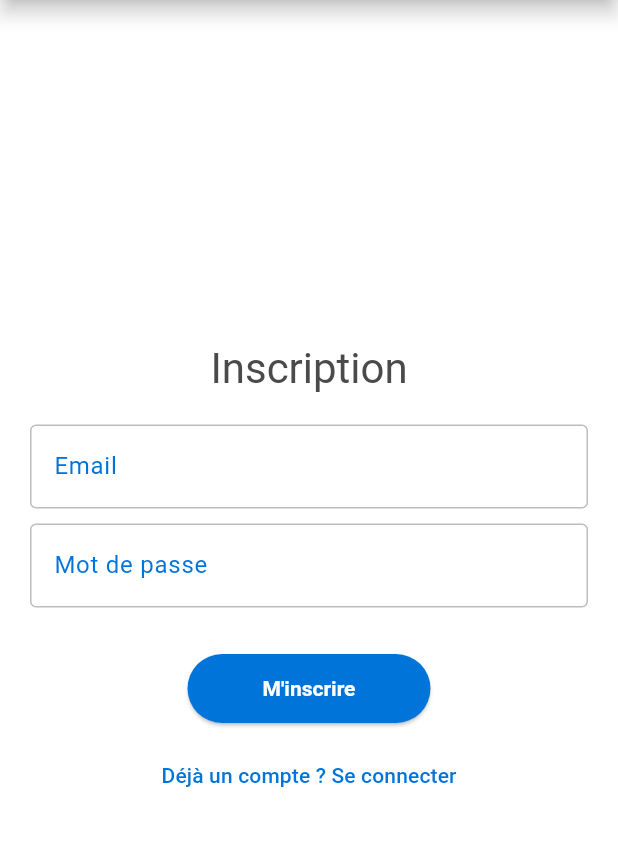
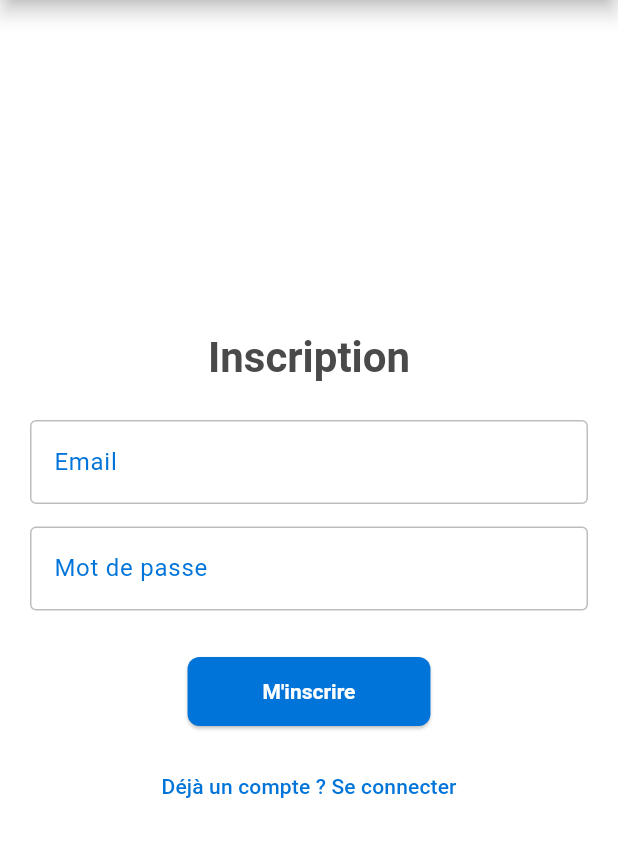
Before and after one commit to LeoLChalot/flutter-simpsons-park, a Flutter app: the AccessFormPage screen opened by its route, after a tap on "Pas encore de compte ? M'inscrire", on a phone screen of 412 x 824 dp, the part 84-941 px from its top. Run offline on Flutter 3.47's test engine with Material 3 defaults, Android fonts, the phone set to English and light mode, and no system bars; our stand-ins replace cloud_firestore, firebase_auth, firebase_core; accounts and stored records are empty; network calls fail.

Commit message:
improve Forms UI - Update pubspeck.yaml

```diff
--- a/lib/pages/access_form_page.dart
+++ b/lib/pages/access_form_page.dart
@@ -15,19 +15,16 @@ class AccessFormPage extends StatefulWidget {
 
 class _AccessFormPageState extends State<AccessFormPage> {
   bool _showLoginForm = true;
-  late String _title;
 
 
     void _toggleFormType() {
     setState(() {
       _showLoginForm = !_showLoginForm;
-      _title = _showLoginForm ? 'Page de Connexion' : 'Page d\'Inscription';
     });
   }
 
   @override
   void initState() {
-    _title = 'Page de Connexion';
     super.initState();
   }
 
--- a/lib/widgets/login_form_widget.dart
+++ b/lib/widgets/login_form_widget.dart
@@ -33,8 +33,8 @@ class _LoginFormState extends State<LoginForm> {
     });
 
     try {
-      final UserCredential userCredential =
-      await FirebaseAuth.instance.signInWithEmailAndPassword(
+      final UserCredential userCredential = await FirebaseAuth.instance
+          .signInWithEmailAndPassword(
             email: _emailController.text.trim(),
             password: _passwordController.text,
           );
@@ -49,12 +49,15 @@ class _LoginFormState extends State<LoginForm> {
         }
         ScaffoldMessenger.of(context).showSnackBar(
           SnackBar(
-            content:
-            Text('Connecté en tant que : ${user.email} (ID: ${user.uid})'),
+            content: Text(
+              'Connecté en tant que : ${user.email} (ID: ${user.uid})',
+            ),
             backgroundColor: Colors.green,
           ),
         );
-        Navigator.of(context).pushNamedAndRemoveUntil(Routes.home, (route) => false);
+        Navigator.of(
+          context,
+        ).pushNamedAndRemoveUntil(Routes.home, (route) => false);
       }
     } on FirebaseAuthException catch (e) {
       if (!mounted) return;
@@ -83,7 +86,9 @@ class _LoginFormState extends State<LoginForm> {
       ScaffoldMessenger.of(context).showSnackBar(
         SnackBar(
           content: const Text('Une erreur inattendue est survenue.'),
-          backgroundColor: simpsonsTheme.colorScheme.error, // Utilise la couleur d'erreur du thème
+          backgroundColor: simpsonsTheme
+              .colorScheme
+              .error, // Utilise la couleur d'erreur du thème
         ),
       );
     } finally {
@@ -97,8 +102,8 @@ class _LoginFormState extends State<LoginForm> {
 
   @override
   Widget build(BuildContext context) {
-    final theme = Theme.of(context); // Récupère le thème actuel
-    final colorScheme = theme.colorScheme; // Accès direct au ColorScheme
+    final theme = Theme.of(context);
+    final colorScheme = theme.colorScheme;
 
     return Padding(
       padding: const EdgeInsets.all(20.0),
@@ -145,7 +150,7 @@ class _LoginFormState extends State<LoginForm> {
               foregroundColor: colorScheme.onSecondary,
               shape: RoundedRectangleBorder(
                 borderRadius: BorderRadius.circular(8.0),
-                )
+              ),
             ),
             child: _isLoading
                 ? SizedBox(
@@ -153,7 +158,9 @@ class _LoginFormState extends State<LoginForm> {
                     height: 20,
                     child: CircularProgressIndicator(
                       strokeWidth: 2,
-                valueColor: AlwaysStoppedAnimation<Color>(colorScheme.onSecondary),
+                      valueColor: AlwaysStoppedAnimation<Color>(
+                        colorScheme.onSecondary,
+                      ),
                     ),
                   )
                 : const Text('Se connecter'),
@@ -161,9 +168,7 @@ class _LoginFormState extends State<LoginForm> {
           const SizedBox(height: 15),
           TextButton(
             onPressed: widget.onSwitchToRegister,
-            style: TextButton.styleFrom(
-              foregroundColor: colorScheme.secondary,
-            ),
+            style: TextButton.styleFrom(foregroundColor: colorScheme.secondary),
             child: const Text("Pas encore de compte ? M'inscrire"),
           ),
         ],
--- a/lib/widgets/register_form_widget.dart
+++ b/lib/widgets/register_form_widget.dart
@@ -73,8 +73,6 @@ class _RegisterFormState extends State<RegisterForm> {
       if (kDebugMode) {
         print(e);
       }
-
-
     } finally {
       if (mounted) {
         setState(() {
@@ -86,6 +84,8 @@ class _RegisterFormState extends State<RegisterForm> {
 
   @override
   Widget build(BuildContext context) {
+    final theme = Theme.of(context);
+    final colorScheme = theme.colorScheme;
     return Padding(
       padding: const EdgeInsets.all(20.0),
       child: Column(
@@ -93,46 +93,63 @@ class _RegisterFormState extends State<RegisterForm> {
         children: <Widget>[
           Text(
             'Inscription',
-            style: Theme.of(context).textTheme.headlineMedium,
+            style: theme.textTheme.headlineMedium?.copyWith(
+              fontWeight: FontWeight.bold,
+              color: colorScheme.onSurface,
+            ),
           ),
-          const SizedBox(height: 20),
+          const SizedBox(height: 24),
           TextField(
             controller: _emailController,
-            decoration: const InputDecoration(
+            decoration: InputDecoration(
               labelText: 'Email',
-              border: OutlineInputBorder(),
+              border: OutlineInputBorder(
+                borderRadius: BorderRadius.circular(8.0),
+              ),
             ),
             keyboardType: TextInputType.emailAddress,
+            style: TextStyle(color: colorScheme.onSurface),
           ),
-          const SizedBox(height: 10),
+          const SizedBox(height: 15),
           TextField(
             controller: _passwordController,
-            decoration: const InputDecoration(
+            decoration: InputDecoration(
               labelText: 'Mot de passe',
-              border: OutlineInputBorder(),
+              border: OutlineInputBorder(
+                borderRadius: BorderRadius.circular(8.0),
+              ),
             ),
             obscureText: true,
+            style: TextStyle(color: colorScheme.onSurface),
           ),
           const SizedBox(height: 30),
           ElevatedButton(
             onPressed: _isLoading ? null : onSubmit,
             style: ElevatedButton.styleFrom(
               padding: const EdgeInsets.symmetric(horizontal: 50, vertical: 15),
+              backgroundColor: colorScheme.secondary,
+              foregroundColor: colorScheme.onSecondary,
+              shape: RoundedRectangleBorder(
+                borderRadius: BorderRadius.circular(8.0),
+              ),
             ),
             child: _isLoading
-                ? const SizedBox(
+                ? SizedBox(
                     width: 20,
                     height: 20,
                     child: CircularProgressIndicator(
                       strokeWidth: 2,
-                      valueColor: AlwaysStoppedAnimation<Color>(Colors.white),
+                      valueColor: AlwaysStoppedAnimation<Color>(
+                        colorScheme.onSecondary,
+                      ),
                     ),
                   )
                 : const Text('M\'inscrire'),
           ),
-          const SizedBox(height: 10),
+          const SizedBox(height: 15),
           TextButton(
-            onPressed: widget.onSwitchToLogin, // Accéder via widget.
+            onPressed: widget.onSwitchToLogin,
+            style: TextButton.styleFrom(foregroundColor: colorScheme.secondary),
             child: const Text('Déjà un compte ? Se connecter'),
           ),
         ],
--- a/pubspec.yaml
+++ b/pubspec.yaml
@@ -38,11 +38,11 @@ dependencies:
   firebase_auth: ^5.5.4
   cloud_firestore: ^5.6.8
   intl: ^0.20.2
-  flutter_launcher_icons: "^0.14.3"
 
 dev_dependencies:
   flutter_test:
     sdk: flutter
+  flutter_launcher_icons: "^0.14.3"
 
   # The "flutter_lints" package below contains a set of recommended lints to
   # encourage good coding practices. The lint set provided by the package is
```
Lines whose indentation alone changed are shown as unchanged.
